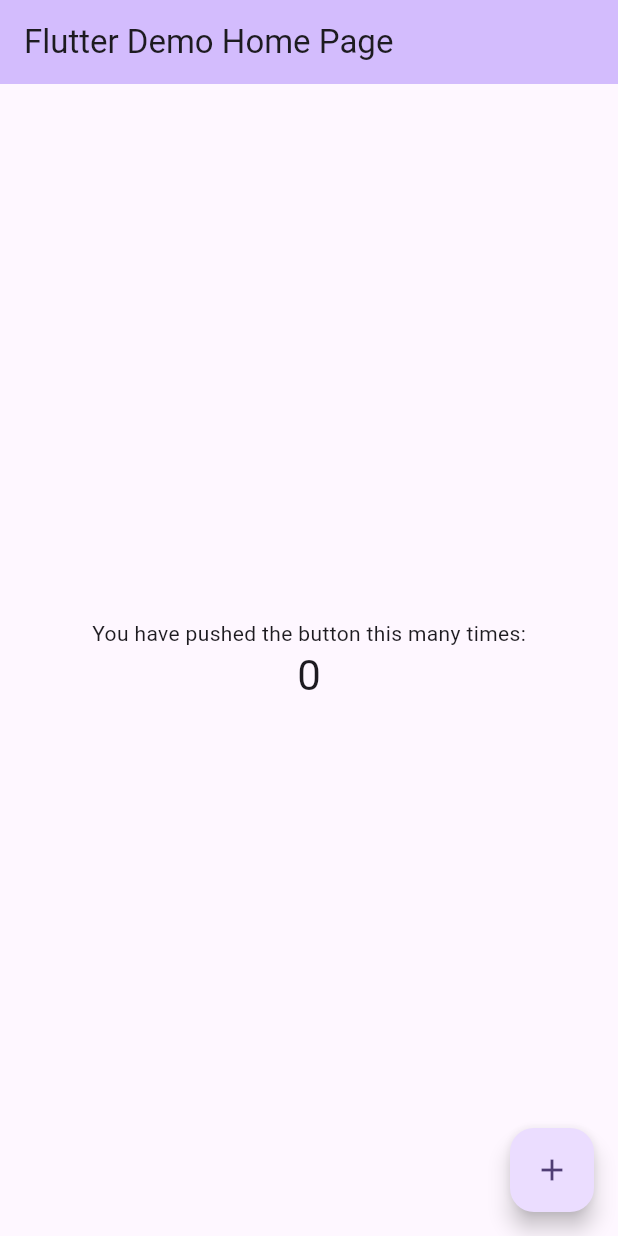
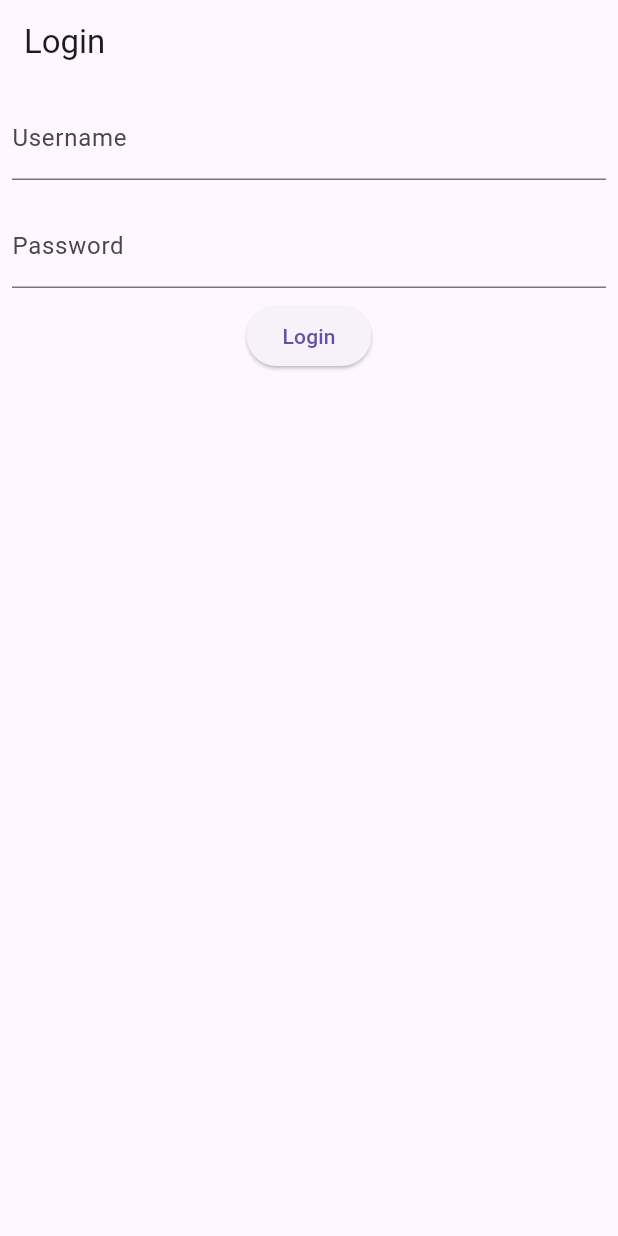
Before and after one commit to lonaveer/course_basic_mobile_integration_test, a Flutter app: the screen it shows after launch, on a phone screen of 412 x 824 dp. Run offline on Flutter 3.47's test engine with Material 3 defaults, Android fonts, the phone set to English and light mode, and no system bars.

Commit message:
lesson4/02-user-interaction

```diff
--- a/lib/main.dart
+++ b/lib/main.dart
@@ -1,7 +1,9 @@
 import 'package:flutter/material.dart';
+import 'package:my_flutter_app/pages/login_page.dart';
 
 void main() {
-  runApp(const MyApp());
+  // runApp(const MyApp());
+  runApp(LoginPageApp());
 }
 
 class MyApp extends StatelessWidget {
--- /dev/null
+++ b/lib/pages/login_page.dart
@@ -0,0 +1,96 @@
+import 'package:flutter/material.dart';
+import 'package:my_flutter_app/pages/home_page.dart';
+
+void main() {
+  runApp(LoginPageApp());
+}
+
+class LoginPageApp extends StatelessWidget {
+  @override
+  Widget build(BuildContext context) {
+    return MaterialApp(
+      title: 'LoginPage App',
+      theme: ThemeData(
+        primarySwatch: Colors.blue,
+      ),
+      home: LoginPage(),
+    );
+  }
+}
+
+class LoginPage extends StatefulWidget {
+  @override
+  _LoginPageState createState() => _LoginPageState();
+}
+
+class _LoginPageState extends State<LoginPage> {
+  final _formKey = GlobalKey<FormState>();
+  String _username = '';
+  String _password = '';
+
+  void _tryLogin(BuildContext context) {
+    // ในตัวอย่างนี้ จะแสดงการ login โดยใช้ข้อมูลที่ hardcode ไว้
+    if (_username == 'testuser' && _password == 'password123') {
+      // หาก login สำเร็จ นำทางไปยัง HomePage
+      Navigator.pushReplacement(context, MaterialPageRoute(builder: (context) => HomePage()));
+    } else {
+      // แสดง dialog เมื่อ login ไม่สำเร็จ
+      showDialog(
+        context: context,
+        builder: (context) => AlertDialog(
+          title: Text('Login Failed'),
+          content: Text('Invalid username or password.'),
+          actions: <Widget>[
+            TextButton(
+              child: Text('OK'),
+              onPressed: () => Navigator.of(context).pop(), // ปิด dialog
+            ),
+          ],
+        ),
+      );
+    }
+  }
+
+  @override
+  Widget build(BuildContext context) {
+    return Scaffold(
+      appBar: AppBar(title: Text('Login')),
+      body: Form(
+        key: _formKey,
+        child: Column(
+          children: <Widget>[
+            Padding(
+              padding: EdgeInsets.all(8.0),
+              child: TextFormField(
+                key: Key('usernameField'),
+                decoration: InputDecoration(labelText: 'Username'),
+                validator: (value) => value!.isEmpty ? 'Please enter username' : null,
+                onSaved: (value) => _username = value!,
+              ),
+            ),
+            Padding(
+              padding: EdgeInsets.all(8.0),
+              child: TextFormField(
+                key: Key('passwordField'),
+                decoration: InputDecoration(labelText: 'Password'),
+                obscureText: true, // ซ่อนรหัสผ่าน
+                validator: (value) => value!.isEmpty ? 'Please enter password' : null,
+                onSaved: (value) => _password = value!,
+              ),
+            ),
+            ElevatedButton(
+              key: Key('loginButton'),
+              child: Text('Login'),
+              onPressed: () {
+                if (_formKey.currentState!.validate()) {
+                  _formKey.currentState!.save();
+                  _tryLogin(context);
+                }
+              },
+            ),
+          ],
+        ),
+      ),
+    );
+  }
+}
```
Also changed, not shown: lib/pages/home_page.dart (added, +35 -0 lines), 1 other file.
